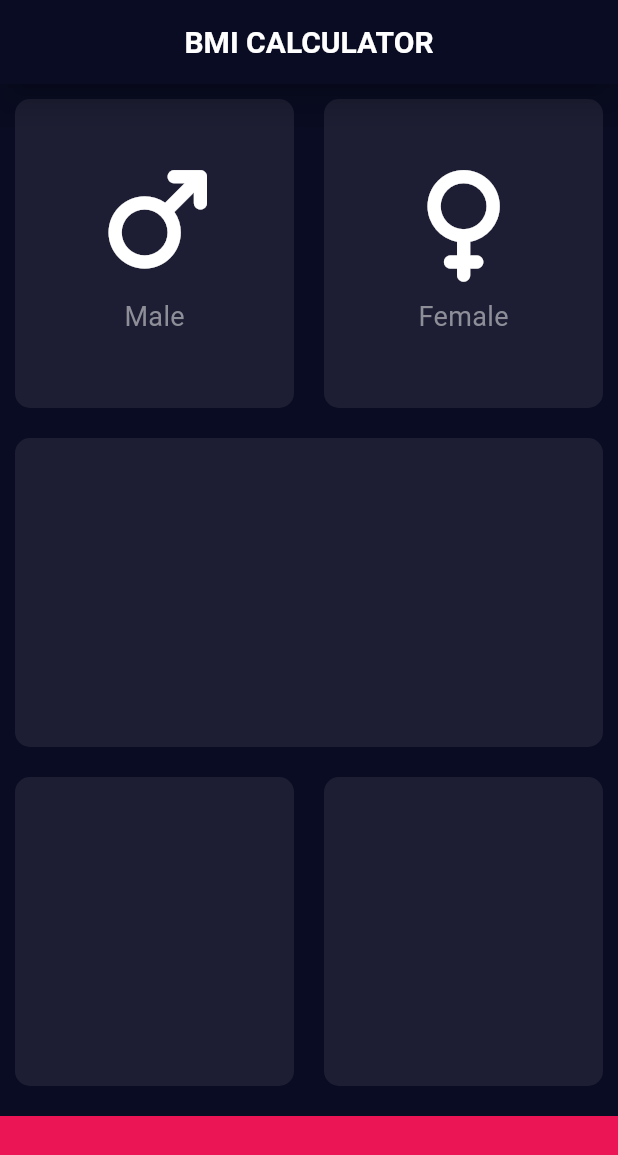
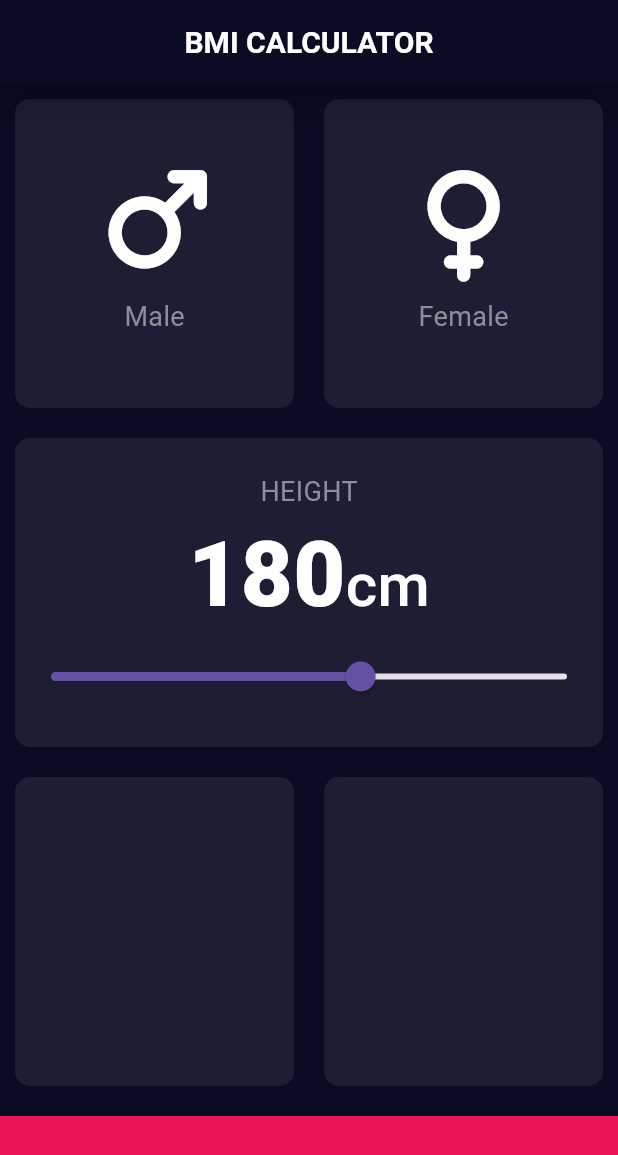
Before and after one commit to youssefzouari/bmi_caaalculator, a Flutter app: the screen it shows after launch, on a phone screen of 412 x 824 dp. Shown: the top 1155 px of the screen. Run offline on Flutter 3.47's test engine with Material 3 defaults, Android fonts, the phone set to English and light mode, and no system bars; our stand-ins replace font_awesome_flutter.

Commit message:
third commit

```diff
--- /dev/null
+++ b/lib/constants.dart
@@ -0,0 +1,8 @@
+import 'package:flutter/material.dart';
+const kActivereusiablecardcolor = Color(0xFF111328);
+const kPassifreusiablecardcolor = Color(0xFF1d1E33);
+const kBottomcontainerheight = 80.0;
+const kBottomcontainercolor = Color(0xFFEB1555);
+const kLabeltextstyle=TextStyle(fontSize: 18.0 ,color: Color(0xFF8D8E98));
+const khugeTextStyle=TextStyle(fontSize: 60.0, fontWeight: FontWeight.w900,);
+const kSmalltextStyle=TextStyle(fontSize: 40.0, fontWeight: FontWeight.w500,);
--- a/lib/inputpage.dart
+++ b/lib/inputpage.dart
@@ -2,11 +2,7 @@ import 'package:flutter/material.dart';
 import 'package:font_awesome_flutter/font_awesome_flutter.dart';
 import 'reusiable_card.dart';
 import 'icon_content.dart';
-
-const activereusiablecardcolor = Color(0xFF111328);
-const passifreusiablecardcolor = Color(0xFF1d1E33);
-const bottomcontainerheight = 80.0;
-const bottomcontainercolor = Color(0xFFEB1555);
+import 'constants.dart';
 
 enum Gender { male, female }
 
@@ -38,6 +34,7 @@ class _InputPageState extends State<InputPage> {
   //  }
   //}
   Gender? selectedgender;
+  int height = 180;
   @override
   Widget build(BuildContext context) {
     return Scaffold(
@@ -52,38 +49,34 @@ class _InputPageState extends State<InputPage> {
             child: Row(
               children: <Widget>[
                 Expanded(
-                  child: GestureDetector(
-                    onTap: () {
+                  child: ReusableCard(
+                    onPress: () {
                       setState(() {
                         selectedgender = Gender.male;
                       });
                     },
-                    child: ReusableCard(
                     colour: selectedgender == Gender.male
-                          ? activereusiablecardcolor
-                          : passifreusiablecardcolor,
+                        ? kActivereusiablecardcolor
+                        : kPassifreusiablecardcolor,
                     cardchild: iconcontent(
                       iconname: (FontAwesomeIcons.mars),
                       gender: "Male",
                     ),
                   ),
                 ),
-                ),
                 Expanded(
-                  child: GestureDetector(
-                    onTap: () {
+                  child: ReusableCard(
+                    onPress: () {
                       setState(() {
                         selectedgender = Gender.female;
                       });
                     },
-                    child: ReusableCard(
                     colour: selectedgender == Gender.female
-                          ? activereusiablecardcolor
-                          : passifreusiablecardcolor,
+                        ? kActivereusiablecardcolor
+                        : kPassifreusiablecardcolor,
                     cardchild: iconcontent(
                       iconname: (FontAwesomeIcons.venus),
                       gender: "Female",
-                      ),
                     ),
                   ),
                 ),
@@ -95,8 +88,35 @@ class _InputPageState extends State<InputPage> {
               children: <Widget>[
                 Expanded(
                   child: ReusableCard(
-                    colour: passifreusiablecardcolor,
-                    cardchild: Column(children: <Widget>[]),
+                    colour: kPassifreusiablecardcolor,
+                    cardchild: Column(
+                      mainAxisAlignment: MainAxisAlignment.center,
+                      children: <Widget>[
+
+                        Text("HEIGHT", style: kLabeltextstyle),
+                        Row(
+                          mainAxisAlignment: MainAxisAlignment.center,
+                          crossAxisAlignment: CrossAxisAlignment.baseline,
+                          textBaseline: TextBaseline.alphabetic,
+                          children: <Widget>[
+
+                            Text(height.toString(), style: khugeTextStyle),
+                            Text("cm", style: kSmalltextStyle),
+
+
+                          ],
+                        ),
+                        Slider(
+                          value: height.toDouble(),
+                          min: 120,
+                          max: 220,
+                          onChanged: (double newvalue) {
+                            setState(() {
+                              height=newvalue.round();
+                            });
+                          },),
+                      ],
+                    ),
                   ),
                 ),
               ],
@@ -107,13 +127,13 @@ class _InputPageState extends State<InputPage> {
               children: <Widget>[
                 Expanded(
                   child: ReusableCard(
-                    colour: passifreusiablecardcolor,
+                    colour: kPassifreusiablecardcolor,
                     cardchild: Column(children: <Widget>[]),
                   ),
                 ),
                 Expanded(
                   child: ReusableCard(
-                    colour: passifreusiablecardcolor,
+                    colour: kPassifreusiablecardcolor,
                     cardchild: Column(children: <Widget>[]),
                   ),
                 ),
@@ -122,9 +142,9 @@ class _InputPageState extends State<InputPage> {
           ),
           Container(
             margin: EdgeInsets.only(top: 10.0),
-            color: bottomcontainercolor,
+            color: kBottomcontainercolor,
             width: double.infinity,
-            height: bottomcontainerheight,
+            height: kBottomcontainerheight,
           ),
         ],
       ),
--- a/lib/reusiable_card.dart
+++ b/lib/reusiable_card.dart
@@ -4,17 +4,27 @@ import 'package:flutter/material.dart';
 class ReusableCard extends StatelessWidget {
   //const ReusableCard({super.key});   usually for things like animation where your widget moves
 
-  ReusableCard({required this.colour, required this.cardchild});
+  ReusableCard({
+    required this.colour,
+    required this.cardchild,
+    this.onPress,
+  });
   final Color colour;
   final Widget cardchild;
+  final VoidCallback? onPress;
+
+
   @override
   Widget build(BuildContext context) {
-    return Container(
-      child: cardchild,
-      margin: EdgeInsets.all(10.0),
-      decoration: BoxDecoration(
-        color: colour,
-        borderRadius: BorderRadius.circular(10.0),
+    return GestureDetector(
+      onTap: onPress,
+      child: Container(
+        child: cardchild,
+        margin: EdgeInsets.all(10.0),
+        decoration: BoxDecoration(
+          color: colour,
+          borderRadius: BorderRadius.circular(10.0),
+        ),
       ),
     );
   }
```
Lines whose indentation alone changed are shown as unchanged.
